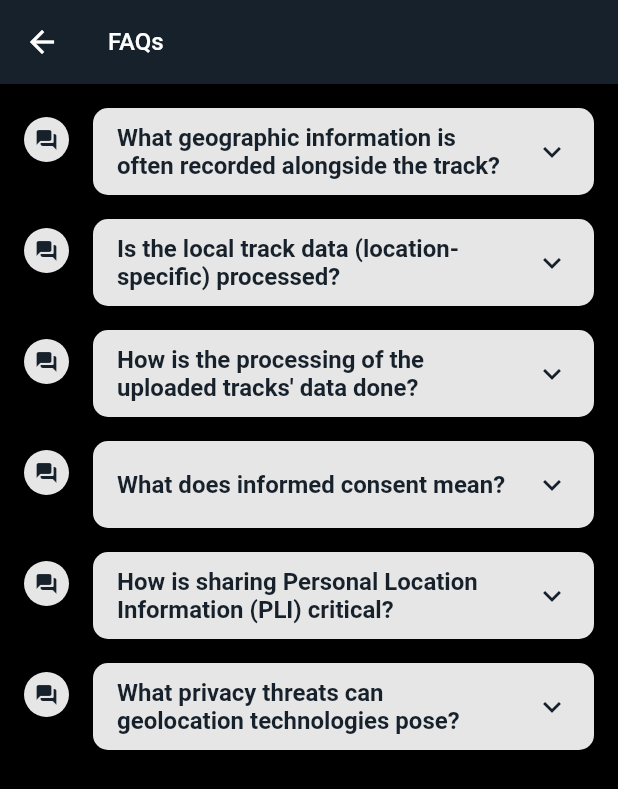
After one commit to enviroCar/enviroCar-Cross-Platform-App, a Flutter app: the FAQsScreen screen opened by its route, on a phone screen of 412 x 824 dp. The commit adds this screen. Shown: the top 789 px of the screen. Run offline on Flutter 3.47's test engine with Material 2 defaults, Android fonts, the phone set to English and light mode, and no system bars; our stand-ins replace device_preview, dio, fl_chart, flutter_blue, flutter_local_notifications, flutter_map and 13 more; missing offline and left inert: flutter_polyline_points, syncfusion_flutter_xlsio, system_shortcuts; accounts and stored records are empty; generated files the repository leaves out were written again.

Commit message:
add faqs screen and android build compileSdkVersion update

```diff
--- a/lib/constants.dart
+++ b/lib/constants.dart
@@ -33,6 +33,7 @@ const Color kGreyColor = Color.fromARGB(255, 23, 33, 43);
 const Color kSpringColor = Color.fromARGB(255, 0, 223, 165);
 const Color kPrimaryColor = Color(0xff000000);
 const Color kSecondaryColor = Color(0xffD8D8D8);
+const Color kOffWhiteColor = Color(0xffe6e6e6);
 const Color kErrorColor = Color.fromARGB(250, 255, 50, 64);
 const Color kWhiteColor = Color(0xffffffff);
 const Color kTertiaryColor = Color.fromARGB(200, 0, 0, 0);
--- a/lib/main.dart
+++ b/lib/main.dart
@@ -11,6 +11,7 @@ import 'constants.dart';
 import './globals.dart';
 import './screens/index.dart';
 import 'screens/dataPrivacyControlScreen.dart';
+import 'screens/faqsScreen.dart';
 import 'screens/helpScreen.dart';
 import './screens/carScreen.dart';
 import './screens/mapScreen.dart';
@@ -43,7 +44,7 @@ import './providers/bluetoothStatusProvider.dart';
 
 Future<void> main() async {
   // Ensures all the future functions of main() finish before launching the app
-  WidgetsFlutterBinding.ensureInitialized();
+  await WidgetsFlutterBinding.ensureInitialized();
 
   // Instance of shared prefs
   preferences = await SharedPreferences.getInstance();
@@ -153,6 +154,7 @@ class MyApp extends StatelessWidget {
         LoginScreen.routeName: (context) => LoginScreen(),
         RegisterScreen.routeName: (context) => RegisterScreen(),
         SplashScreen.routeName: (context) => SplashScreen(),
+        FAQsScreen.routeName: (context) => FAQsScreen(),
         Index.routeName: (context) => Index(),
         BluetoothDevicesScreen.routeName: (context) => BluetoothDevicesScreen(),
         MapScreen.routeName: (context) => MapScreen(),
--- /dev/null
+++ b/lib/screens/faqsScreen.dart
@@ -0,0 +1,149 @@
+import 'package:flutter/material.dart';
+
+import '../constants.dart';
+
+class FAQsScreen extends StatelessWidget {
+  static final String routeName = '/faqs';
+
+  final List<String> questions = [
+    'What geographic information is often recorded alongside the track?',
+    'Is the local track data (location-specific) processed?',
+    'How is the processing of the uploaded tracks\' data done?',
+    'What does informed consent mean?',
+    'How is sharing Personal Location Information (PLI) critical?',
+    'What privacy threats can geolocation technologies pose?',
+  ];
+
+  final List<String> answers = [
+    'The track recording includes the user\'s personal location data, or the geographic coordinates (latitude and longitude), to which the values of the parsed parameter are mapped.',
+    'No, the location-specific data from the local track is not handled. The tracks are simply saved on your device and are only visible to you. As long as the track is not posted to the server as open data, the data is only available to you.',
+    'The data from uploaded tracks is analysed, and the factors related to the physical coordinates are utilised to determine CO2 hotspots and traffic flow. The control of traffic flow can also be done using the interpretation of the results from this data.',
+    'Informed consent for location data refers to telling the user about what location data is being used or processed by the offered service and always asking for permission to use the location data without compromising the user\'s privacy.',
+    'Sharing personal location information (PLI) is crucial since a user\'s position coordinates might disclose a lot about them. This data, after analyzing and making inferences, can be utilized to learn about the user\'s routinely visited destinations, thereby jeopardizing their privacy.',
+    'Geolocation technologies compromise users\' privacy by sharing and monetizing their personal location information (PLI). This PLI data is crucial, and conclusions formed from it can result in privacy violations.',
+  ];
+
+  @override
+  Widget build(BuildContext context) {
+    return Scaffold(
+      appBar: AppBar(
+        backgroundColor: kGreyColor,
+        title: Text(
+          'FAQs',
+          style: TextStyle(
+            color: kWhiteColor,
+            fontSize: 16,
+            fontWeight: FontWeight.w500,
+          ),
+        ),
+      ),
+      body: ListView.builder(
+        itemBuilder: (context, index) {
+          if (index == questions.length) {
+            return SizedBox(
+              height: 30,
+            );
+          }
+          return CustomExpansionTile(
+            question: questions[index],
+            answer: answers[index],
+          );
+        },
+        itemCount: questions.length + 1,
+      ),
+    );
+  }
+}
+
+class CustomExpansionTile extends StatefulWidget {
+  final String question;
+  final String answer;
+
+  CustomExpansionTile({
+    @required this.question,
+    @required this.answer,
+  });
+
+  @override
+  State<CustomExpansionTile> createState() => _CustomExpansionTileState();
+}
+
+class _CustomExpansionTileState extends State<CustomExpansionTile> {
+  bool isExpanded;
+
+  @override
+  void initState() {
+    isExpanded = false;
+    super.initState();
+  }
+
+  @override
+  Widget build(BuildContext context) {
+    return Row(
+      children: [
+        Container(
+          height: 30,
+          width: 30,
+          margin: EdgeInsets.only(
+            left: 16,
+          ),
+          decoration: BoxDecoration(
+            color: kOffWhiteColor,
+            borderRadius: BorderRadius.circular(15),
+          ),
+          child: Icon(
+            Icons.question_answer_rounded,
+            color: isExpanded ? kErrorColor: kGreyColor,
+            size: 16,
+          ),
+        ),
+        Flexible(
+          child: Container(
+            margin: EdgeInsets.fromLTRB(
+              16,
+              16,
+              16,
+              0,
+            ),
+            decoration: BoxDecoration(
+              color: kOffWhiteColor,
+              borderRadius: BorderRadius.circular(10),
+            ),
+            child: ExpansionTile(
+              backgroundColor: Colors.transparent,
+              collapsedBackgroundColor: Colors.transparent,
+              collapsedIconColor: kGreyColor,
+              iconColor: kErrorColor,
+              collapsedTextColor: kGreyColor,
+              textColor: kErrorColor,
+              onExpansionChanged: (bool value) {
+                setState(() {
+                  isExpanded = value;
+                });
+              },
+              title: Text(
+                widget.question,
+                style: TextStyle(
+                  fontWeight: FontWeight.w600,
+                  fontSize: 16,
+                ),
+              ),
+              children: <Widget>[
+                ListTile(
+                  title: Text(
+                    widget.answer,
+                    style: TextStyle(
+                      fontSize: 13,
+                      color: kGreyColor.withOpacity(0.8),
+                      fontWeight: FontWeight.w400,
+                    ),
+                  ),
+                ),
+              ],
+            ),
+          ),
+        ),
+      ],
+    );
+  }
+}
--- a/lib/screens/profileScreen.dart
+++ b/lib/screens/profileScreen.dart
@@ -13,6 +13,7 @@ import '../providers/tracksProvider.dart';
 import '../providers/userStatsProvider.dart';
 import '../services/authenticationServices.dart';
 import 'dataPrivacyControlScreen.dart';
+import 'faqsScreen.dart';
 
 class ProfileScreen extends StatefulWidget {
   @override
@@ -155,7 +156,17 @@ class _ProfileScreenState extends State<ProfileScreen> {
               },
             ),
 
-            // Button to navigate to close the app
+            // Button to navigate to FAQs Screen
+            buildIconButton(
+              title: 'FAQs',
+              iconData: Icons.question_answer,
+              onTap: () {
+                _logger.i('Navigate to FAQs screen');
+                Navigator.of(context).pushNamed(FAQsScreen.routeName);
+              },
+            ),
+
+            // Button to close the app
             buildIconButton(
               title: 'Close enviroCar',
               iconData: Icons.highlight_off_rounded,
@@ -163,7 +174,7 @@ class _ProfileScreenState extends State<ProfileScreen> {
               onTap: () {
                 _logger.i('closeEnvirocar called');
                 // Closes the app programatically
-                // Apple may SUSPEND THE APP as it is again Apple's Human Interface Guidelines
+                // Apple may SUSPEND THE APP as it is against Apple's Human Interface Guidelines
                 exit(0);
               },
             ),
```
Also changed, not shown: 1 other file.
